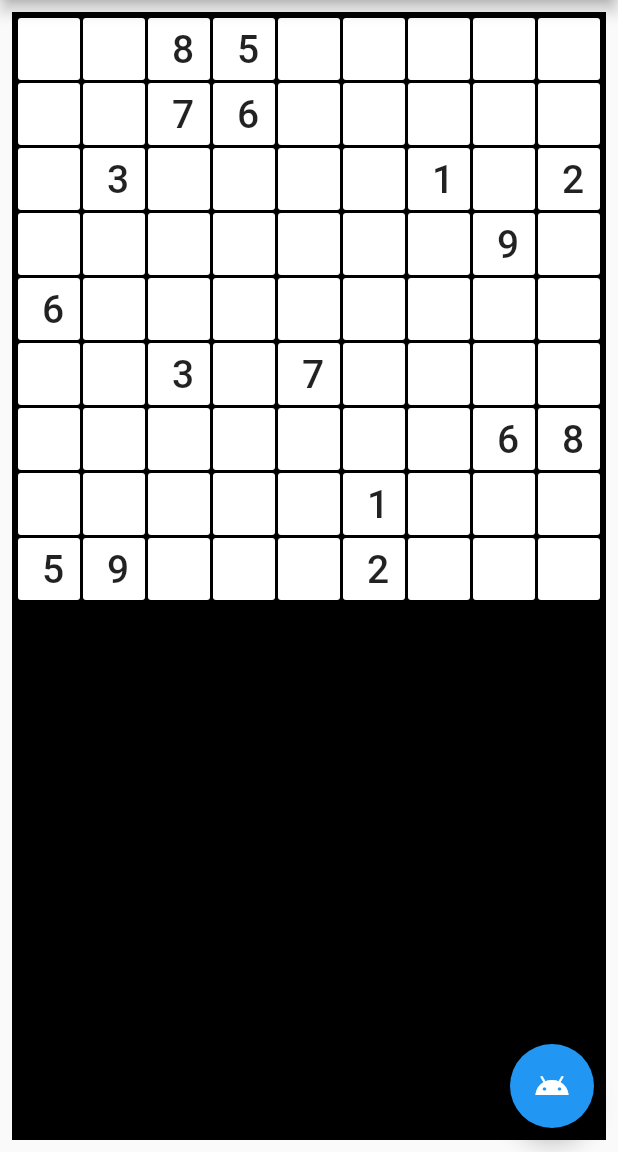
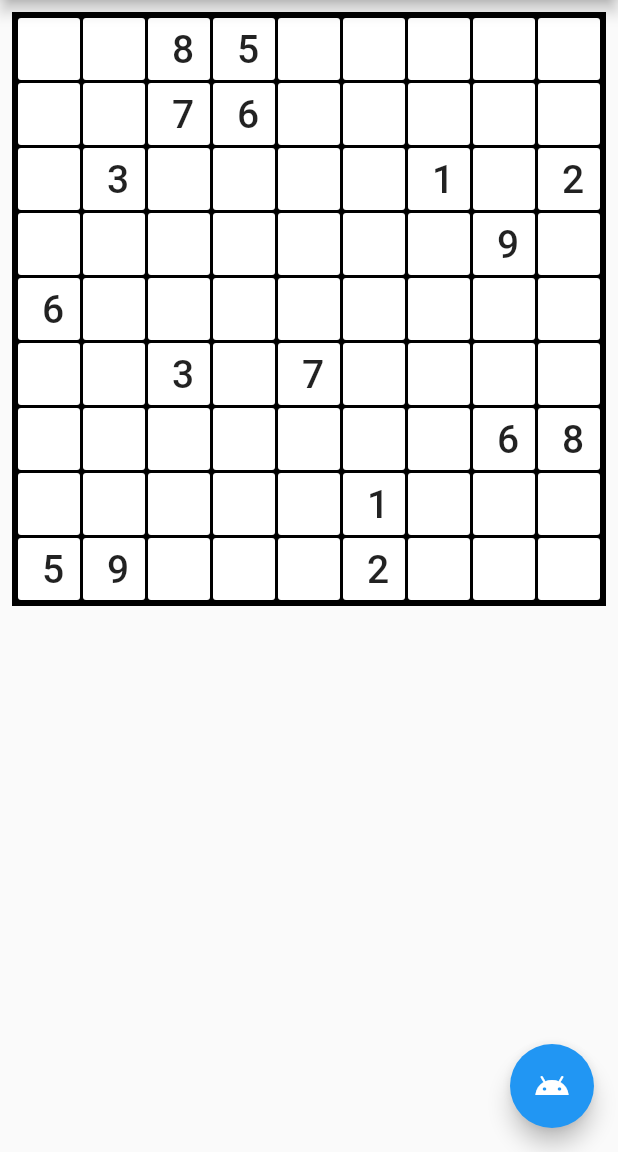
Before and after one commit to lettucebowler/flutterdoku, a Flutter app: the screen it shows after launch, on a phone screen of 412 x 824 dp, the part 84-1236 px from its top. Run offline on Flutter 3.47's test engine with Material 2 defaults, Android fonts, the phone set to English and light mode, and no system bars; Roboto replaces fonts that are missing (FiraCode-Bold).

Commit message:
changed layout again I think it works now

```diff
--- a/lib/main.dart
+++ b/lib/main.dart
@@ -125,39 +125,19 @@ class _MyHomePageState extends State<MyHomePage> {
         // Center is a layout widget. It takes a single child and positions it
         // in the middle of the parent.
 //        child: board,
-        child: Column(
-          // Column is also a layout widget. It takes a list of children and
-          // arranges them vertically. By default, it sizes itself to fit its
-          // children horizontally, and tries to be as tall as its parent.
-          //
-          // Invoke "debug painting" (press "p" in the console, choose the
-          // "Toggle Debug Paint" action from the Flutter Inspector in Android
-          // Studio, or the "Toggle Debug Paint" command in Visual Studio Code)
-          // to see the wireframe for each widget.
-          //
-          // Column has various properties to control how it sizes itself and
-          // how it positions its children. Here we use mainAxisAlignment to
-          // center the children vertically; the main axis here is the vertical
-          // axis because Columns are vertical (the cross axis would be
-          // horizontal).
+        child: Column (
           mainAxisAlignment: MainAxisAlignment.start,
           children: <Widget>[
-            Expanded (
+            Flexible(
+              child: AspectRatio (
+                aspectRatio: 1,
+                child: Expanded (
                   child: Container (
                     padding: const EdgeInsets.all(8),
                     child: Container(
                       color: Colors.black,
-                  child: AspectRatio (
-                    aspectRatio: 1,
                       child: board,
-//                child: Expanded(
-//                  child: Container (
-//
-//                    child: Expanded (
-//                      child: board,
-////                    ),
-//                  ),
-//                ),
+                    ),
                   ),
                 ),
               ),
```
Lines whose indentation alone changed are shown as unchanged.
